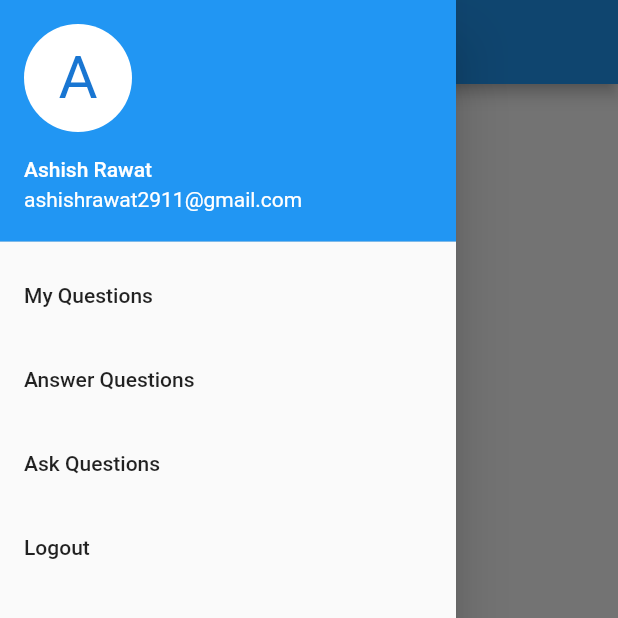
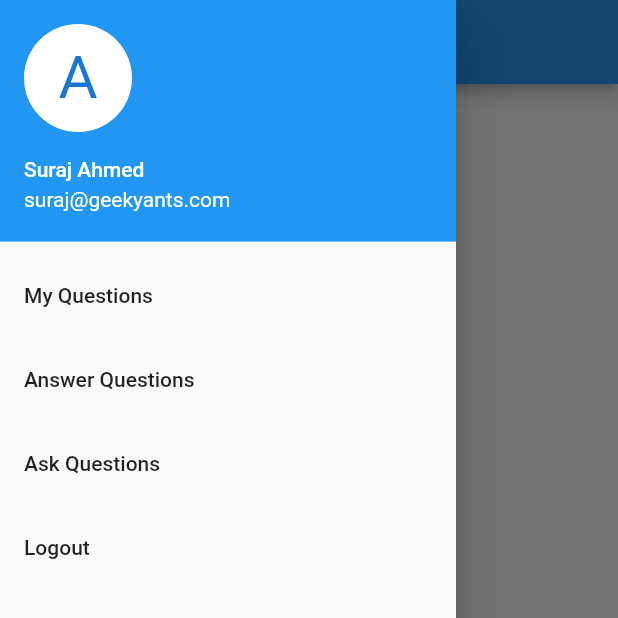
Before and after one commit to surajahmed/perffers-flutter, a Flutter app: the screen it shows after launch, with the side drawer open, on a phone screen of 412 x 824 dp, the top half of it. Run offline on Flutter 3.47's test engine with Material 2 defaults, Android fonts, the phone set to English and light mode, and no system bars; our stand-ins replace cloud_firestore, firebase_auth, google_sign_in; accounts and stored records are empty.

```diff
--- a/lib/Screens/Home/index.dart
+++ b/lib/Screens/Home/index.dart
@@ -16,8 +16,8 @@ class Home extends StatelessWidget {
           child: ListView(
             children: <Widget>[
               UserAccountsDrawerHeader(
-                accountName: Text("Ashish Rawat"),
-                accountEmail: Text("ashishrawat2911@gmail.com"),
+                accountName: Text("Suraj Ahmed"),
+                accountEmail: Text("suraj@geekyants.com"),
                 currentAccountPicture: CircleAvatar(
                   backgroundColor:
                       Theme.of(context).platform == TargetPlatform.iOS
@@ -64,21 +64,23 @@ class Home extends StatelessWidget {
             ],
           ),
         ),
-        body: Row(
-          children: <Widget>[
-            RaisedButton(
-              child: Text('Open route'),
-              onPressed: () {
-                Navigator.of(context).pushNamed('/questionChat');
-              },
-            ),
-            RaisedButton(
-              child: Text('Questions'),
-              onPressed: () {
-                Navigator.of(context).pushNamed('/questions');
-              },
-            ),
-          ],
-        ));
+        body: Center(child: new Text("Tech Pair"))
+        // body: Row(
+        //   children: <Widget>[
+        // RaisedButton(
+        //   child: Text('Open route'),
+        //   onPressed: () {
+        //     Navigator.of(context).pushNamed('/questionChat');
+        //   },
+        // ),
+        // RaisedButton(
+        //   child: Text('Questions'),
+        //   onPressed: () {
+        //     Navigator.of(context).pushNamed('/questions');
+        //   },
+        // ),
+        // ],
+        // )
+        );
   }
 }
```
